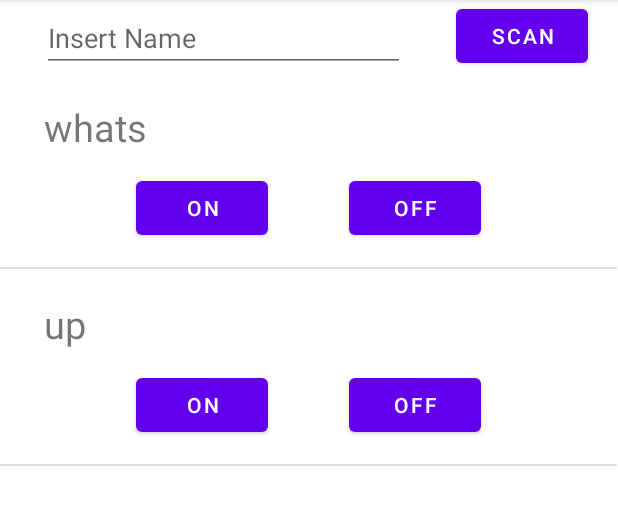
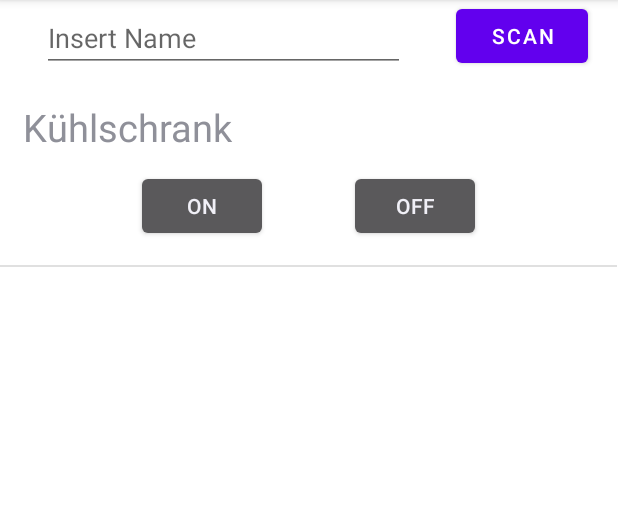
Before and after one commit to 255simon/KlugesHeim, an Android app: the screen it shows after launch (MainActivity), on a phone screen of 412 x 824 dp, the part 84-609 px from its top. Run offline under Robolectric (Android 15) with nearby library versions, the phone set to English and light mode, and no system bars.

Commit message:
add Adapter Class for ListView

```diff
--- a/AndroidClient/app/src/main/AndroidManifest.xml
+++ b/AndroidClient/app/src/main/AndroidManifest.xml
@@ -1,6 +1,9 @@
 <?xml version="1.0" encoding="utf-8"?>
 <manifest xmlns:android="http://schemas.android.com/apk/res/android"
     package="com.example.klugesheim">
+
+    <uses-permission android:name="android.permission.INTERNET"/>
+    <uses-permission android:name="android.permission.ACCESS_NETWORK_STATE" />
 
     <application
         android:allowBackup="true"
@@ -9,7 +12,7 @@
         android:roundIcon="@mipmap/ic_launcher_round"
         android:supportsRtl="true"
         android:theme="@style/Theme.KlugesHeim">
-        <activity android:name=".MainActivity">
+        <activity android:name="MainActivity">
             <intent-filter>
                 <action android:name="android.intent.action.MAIN" />
 
--- a/AndroidClient/app/src/main/java/com/example/klugesheim/MainActivity.java
+++ b/AndroidClient/app/src/main/java/com/example/klugesheim/MainActivity.java
@@ -24,49 +24,27 @@ import java.util.ArrayList;
 
 public class MainActivity extends AppCompatActivity {
 
+    static private String host = "";    //insert server ip here
+    static private int port = 2048;
+    BufferedReader in;
+
     @Override
     protected void onCreate(Bundle savedInstanceState) {
         super.onCreate(savedInstanceState);
         setContentView(R.layout.activity_main);
         final Button scanButton = findViewById(R.id.scan_button);
 
-        scanButton.setOnClickListener(new View.OnClickListener(){
-            public void onClick(View buttonView){
+        scanButton.setOnClickListener(new View.OnClickListener() {
+            public void onClick(View buttonView) {
                 receiveMessage();
             }
         });
         ListView listView = (ListView) findViewById(R.id.listview_activity_main);
-        ArrayList<String> arrayList = new ArrayList<String>();
-        arrayList.add("whats");
-        arrayList.add("up");
-        ArrayAdapter<String> myArrayAdapter =
-                new ArrayAdapter<>(
-                        this,
-                        R.layout.list_row,
-                        R.id.textView,
-                        arrayList);
-        listView.setAdapter(myArrayAdapter);
-    }
-    private void sendMessage(final String msg) {
-
-        Thread thread = new Thread(new Runnable() {
-            @Override
-            public void run() {
-
-                try {
-                    Socket sock = new Socket(host, port);
-                    OutputStream out = sock.getOutputStream();
-                    PrintWriter output = new PrintWriter(out);
-                    output.println(msg);
-                    output.flush();
-                    sock.close();
-                } catch (IOException e) {
-                    e.printStackTrace();
-                }
-            }
-        });
-
-        thread.start();
+        ArrayList<Switch> switchList = new ArrayList<Switch>();
+        Switch s1 = new Switch("Kühlschrank", "-p clarus_switch -i A3 -u 20");
+        switchList.add(s1);
+        SwitchAdapter switchAdapter = new SwitchAdapter(getApplicationContext(), switchList);
+        listView.setAdapter(switchAdapter);
     }
 
     private void receiveMessage(){
@@ -95,7 +73,10 @@ public class MainActivity extends AppCompatActivity {
         thread.start();
     }
 
-    private String host = "";    //insert server ip here
-    private int port = 2048;
-    BufferedReader in;
+    static public String getHost(){
+        return host;
+    }
+    static public int getPort(){
+        return port;
+    }
 }
--- a/AndroidClient/app/src/main/java/com/example/klugesheim/Switch.java
+++ b/AndroidClient/app/src/main/java/com/example/klugesheim/Switch.java
@@ -1,9 +1,11 @@
+package com.example.klugesheim;
+
 public class Switch {
     private String name;
     private String onCommand;
     private String offCommand;
 
-    public void Switch(String name, String command){
+    public Switch(String name, String command){
         this.name = name;
         this.onCommand = command + " --on";
         this.offCommand = command + " --off";
--- /dev/null
+++ b/AndroidClient/app/src/main/java/com/example/klugesheim/SwitchAdapter.java
@@ -0,0 +1,80 @@
+package com.example.klugesheim;
+
+import android.content.Context;
+import android.view.LayoutInflater;
+import android.view.View;
+import android.view.ViewGroup;
+import android.widget.ArrayAdapter;
+import android.widget.Button;
+import android.widget.TextView;
+
+import androidx.annotation.NonNull;
+import androidx.annotation.Nullable;
+
+import java.io.IOException;
+import java.io.OutputStream;
+import java.io.PrintWriter;
+import java.net.Socket;
+import java.util.ArrayList;
+
+public class SwitchAdapter extends ArrayAdapter<Switch> {
+    private ArrayList<Switch> switches;
+
+
+    public SwitchAdapter(Context context, ArrayList<Switch> switches) {
+        super(context, 0, switches);
+        this.switches = switches;
+    }
+    @NonNull
+    @Override
+    public View getView(int position, @Nullable View convertView, @NonNull ViewGroup parent){
+        int phaseIndex = position;
+        if(convertView == null){
+            convertView = LayoutInflater.from(getContext()).inflate(R.layout.list_row,
+                    parent, false);
+        }
+
+        TextView switchName = convertView.findViewById((R.id.switchName));
+        switchName.setText(switches.get(position).getName());
+
+        final Button onButton = convertView.findViewById(R.id.on_button);
+        final Button offButton = convertView.findViewById(R.id.off_button);
+
+        onButton.setOnClickListener(new View.OnClickListener() {
+            @Override
+            public void onClick(View v) {
+                sendMessage(switches.get(position).getOnCommand());
+            }
+        });
+
+        offButton.setOnClickListener(new View.OnClickListener() {
+            @Override
+            public void onClick(View v) {
+                sendMessage(switches.get(position).getOffCommand());
+            }
+        });
+        return convertView;
+    }
+
+    private void sendMessage(final String msg) {
+
+        Thread thread = new Thread(new Runnable() {
+            @Override
+            public void run() {
+
+                try {
+                    Socket sock = new Socket(MainActivity.getHost(), MainActivity.getPort());
+                    OutputStream out = sock.getOutputStream();
+                    PrintWriter output = new PrintWriter(out);
+                    output.println(msg);
+                    output.flush();
+                    sock.close();
+                } catch (IOException e) {
+                    e.printStackTrace();
+                }
+            }
+        });
+
+        thread.start();
+    }
+}
--- a/AndroidClient/app/src/main/res/layout/list_row.xml
+++ b/AndroidClient/app/src/main/res/layout/list_row.xml
@@ -4,66 +4,12 @@
     xmlns:tools="http://schemas.android.com/tools"
     android:layout_width="match_parent"
     android:layout_height="wrap_content"
-    android:padding="@dimen/row_padding"><![CDATA[>
-
-
-
-
-
-
-
-
-
-
-
-
-
-
-
-
-
-
-
-
-
-
-
-
-
-
-
-
-
-
-
-
-
-
-
-
-
-
-
-
-
-
-
-
-
-
-
-
-
-
-
-
-
-    ]]>
+    android:padding="@dimen/row_padding">
 
     <TextView
-        android:id="@+id/textView"
-        android:layout_width="121dp"
-        android:layout_height="35dp"
+        android:id="@+id/switchName"
+        android:layout_width="381dp"
+        android:layout_height="34dp"
         android:layout_alignParentStart="true"
         android:layout_alignParentTop="true"
         android:layout_alignParentEnd="true"
@@ -76,27 +22,27 @@
         app:layout_constraintTop_toTopOf="parent" />
 
     <Button
-        android:id="@+id/button"
+        android:id="@+id/on_button"
         android:layout_width="wrap_content"
         android:layout_height="wrap_content"
-        android:layout_below="@+id/textView"
+        android:layout_below="@+id/switchName"
         android:layout_alignParentStart="true"
         android:layout_marginStart="75dp"
         android:layout_marginTop="12dp"
         android:text="ON"
         app:layout_constraintStart_toStartOf="parent"
-        app:layout_constraintTop_toBottomOf="@+id/textView" />
+        app:layout_constraintTop_toBottomOf="@+id/switchName" />
 
     <Button
-        android:id="@+id/button2"
+        android:id="@+id/off_button"
         android:layout_width="wrap_content"
         android:layout_height="wrap_content"
-        android:layout_below="@+id/textView"
+        android:layout_below="@+id/switchName"
         android:layout_alignParentEnd="true"
         android:layout_marginTop="12dp"
         android:layout_marginEnd="75dp"
-        android:layout_toEndOf="@+id/button"
+        android:layout_toEndOf="@+id/on_button"
         android:text="OFF"
         app:layout_constraintEnd_toEndOf="parent"
-        app:layout_constraintTop_toBottomOf="@+id/textView" />
+        app:layout_constraintTop_toBottomOf="@+id/switchName" />
 </androidx.constraintlayout.widget.ConstraintLayout>
```
